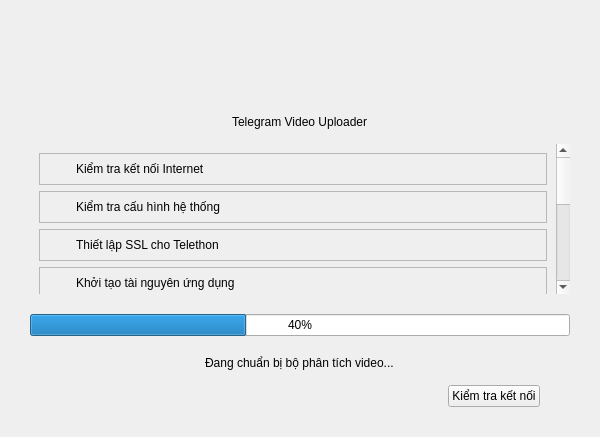
henrylenguyen/telegram-video-uploader, file src/ui/qt_designer/splash_screen.ui: the form before one commit.
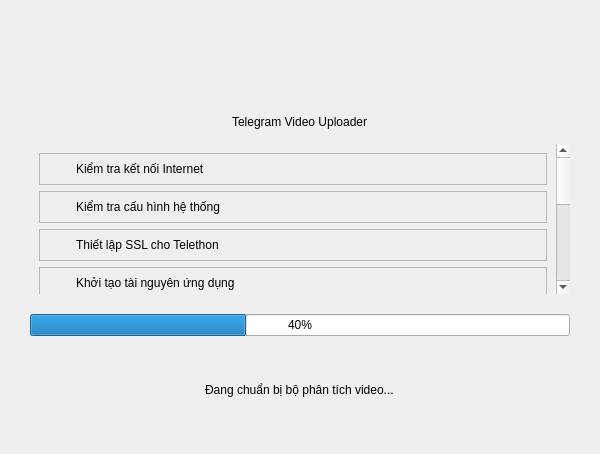
The form after the commit.

Commit message: Cập nhật giao diện và cấu hình cho các modal xác thực OTP và cấu hình Telegram, cải thiện kích thước và kiểu dáng của các thành phần UI. Thêm tệp Python được tạo tự động từ giao diện người dùng.

The edit to the form file:
```diff
--- a/src/ui/qt_designer/splash_screen.ui
+++ b/src/ui/qt_designer/splash_screen.ui
@@ -8,7 +8,7 @@
                 <x>0</x>
                 <y>0</y>
                 <width>600</width>
-                <height>400</height>
+    <height>454</height>
             </rect>
         </property>
         <property name="windowTitle">
@@ -867,48 +867,8 @@
                     </item>
                 </layout>
             </item>
-            <item>
-                <layout class="QHBoxLayout"
-                        name="buttonLayout">
-                    <property name="spacing">
-                        <number>15</number>
-                    </property>
-                    <property name="leftMargin">
-                        <number>30</number>
-                    </property>
-                    <property name="rightMargin">
-                        <number>30</number>
-                    </property>
-                    <item>
-                        <spacer name="horizontalSpacer">
-                            <property name="orientation">
-                                <enum>Qt::Horizontal</enum>
-                            </property>
-                            <property name="sizeHint"
-                                      stdset="0">
-                                <size>
-                                    <width>40</width>
-                                    <height>20</height>
-                                </size>
-                            </property>
-                        </spacer>
-                    </item>
-                    <item>
-                        <widget class="QPushButton"
-                                name="checkConnectionButton">
-                            <property name="text">
-                                <string>Kiểm tra kết nối</string>
-                            </property>
-                            <property name="class"
-                                      stdset="0">
-                                <string>secondaryButton</string>
-                            </property>
-                        </widget>
-                    </item>
-                </layout>
-            </item>
-        </layout>
-    </widget>
-    <resources />
-    <connections />
+  </layout>
+ </widget>
+ <resources/>
+ <connections/>
 </ui>
```
Left out of the diff: 353 changed lines with no effect on the pictures. Lines whose indentation alone changed are shown as unchanged. The commit also changes 7 other files.
